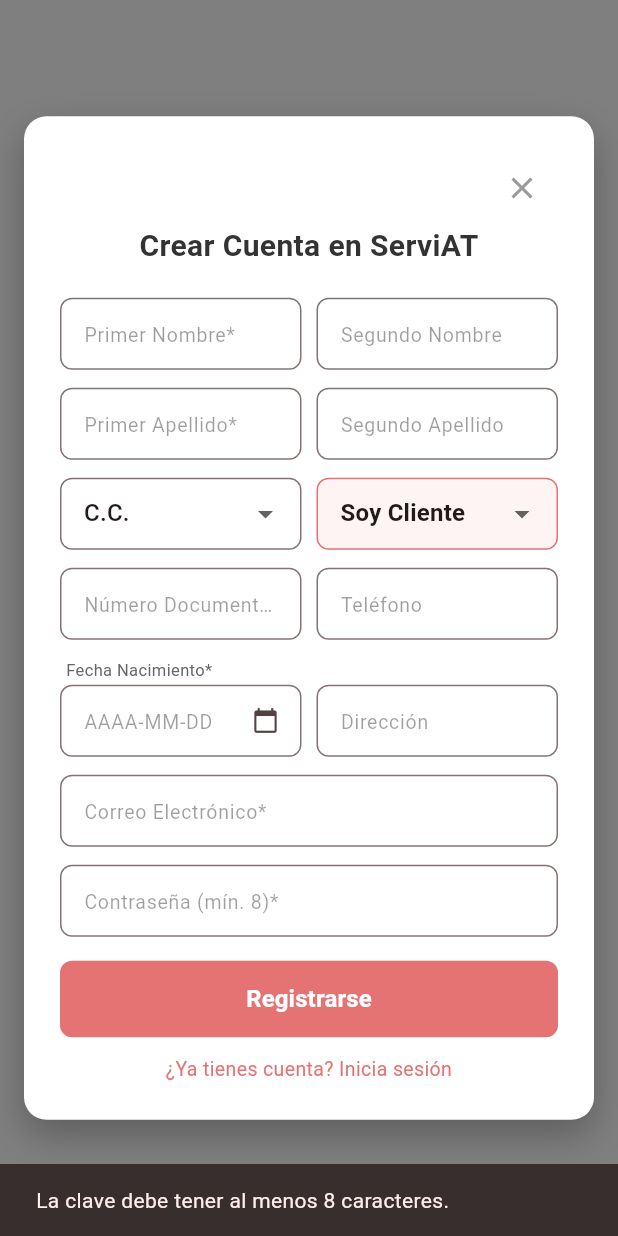
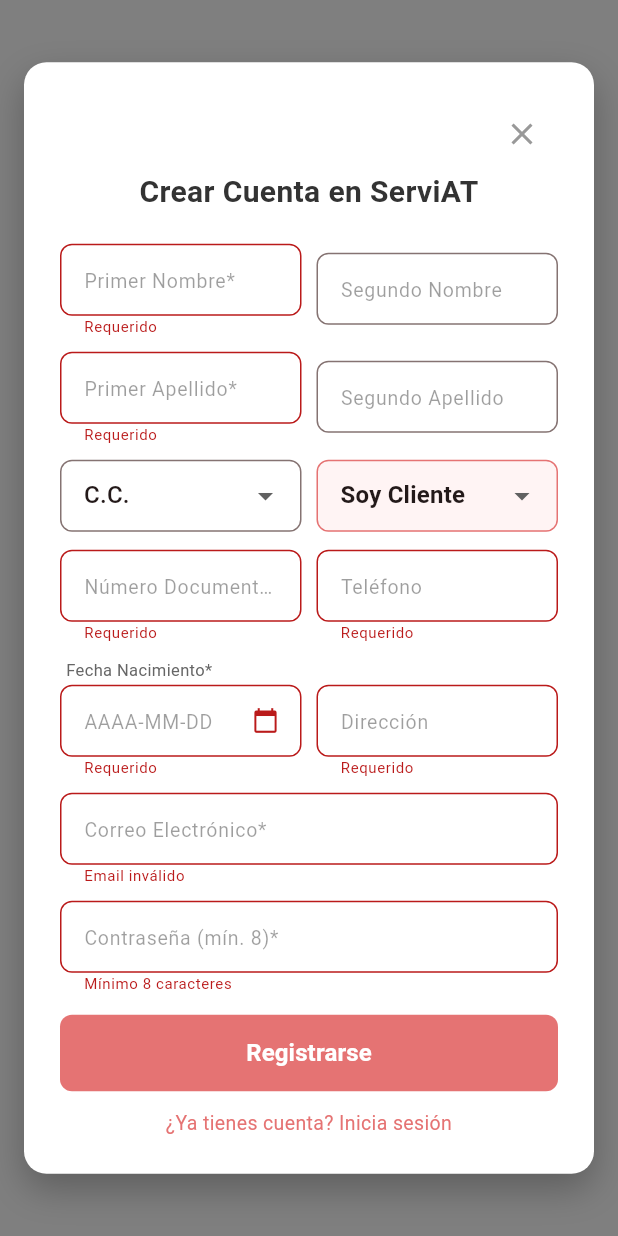
Before and after one commit to santiagodehoyos478-lang/app-movil, a Flutter app: the RegistroScreen screen opened by its route, after a tap on "Registrarse", on a phone screen of 412 x 824 dp. Run offline on Flutter 3.47's test engine with Material 3 defaults, Android fonts, the phone set to English and light mode, and no system bars; our stand-ins replace shared_preferences, shelf; missing offline and left inert: bcrypt, mysql1, shelf_router; accounts and stored records are empty.

```diff
--- a/app movil serviat/lib/core/network/server.dart
+++ b/app movil serviat/lib/core/network/server.dart
@@ -10,7 +10,7 @@
       .addMiddleware(logRequests())
       .addHandler(api.router.call);
 
-  // Levanta el servidor en localhost, puerto 8080
-  final server = await io.serve(handler, 'localhost', 8080);
+  // Levanta el servidor en 0.0.0.0 para permitir conexiones desde la red local (móviles/emuladores)
+  final server = await io.serve(handler, '0.0.0.0', 8080);
   print('🚀 Servidor backend corriendo en http://${server.address.host}:${server.port}');
 }
--- a/app movil serviat/lib/screens/home/registro_screen.dart
+++ b/app movil serviat/lib/screens/home/registro_screen.dart
@@ -30,6 +30,10 @@
   final ApiClient _apiClient = const ApiClient();
 
   void _handleSubmit() async {
+    if (!_formKey.currentState!.validate()) {
+      return;
+    }
+
     if (_claveController.text.length < 8) {
       ScaffoldMessenger.of(context).showSnackBar(
         const SnackBar(content: Text('La clave debe tener al menos 8 caracteres.')),
@@ -52,17 +56,40 @@
         'fecha_nacimiento': _fechaNacController.text,
       };
 
-      await _apiClient.post('/registro', body: userData);
+      final response = await _apiClient.post('/registro', body: userData);
+
+      // Guardar sesión automáticamente tras registro exitoso
+      final prefs = await SharedPreferences.getInstance();
+      final sessionData = {
+        'nombre': userData['nombre'],
+        'email': userData['email'],
+        'id_rol': userData['id_rol'],
+        'id': response['id'] ?? 0,
+      };
+      await prefs.setString('user', jsonEncode(sessionData));
 
       if (mounted) {
         ScaffoldMessenger.of(context).showSnackBar(
-          const SnackBar(content: Text('¡Registro Exitoso! Inicia sesión.')),
+          const SnackBar(content: Text('¡Registro Exitoso! Bienvenido.')),
         );
-        Navigator.pushReplacementNamed(context, '/login');
+
+        // Redirección por Rol
+        String rutaDestino = '/';
+        if (_rol == '2') {
+          rutaDestino = '/dana'; // Panel Técnico
+        } else if (_rol == '3') {
+          rutaDestino = '/dashboard'; // Panel Administrador
+        }
+
+        Navigator.pushNamedAndRemoveUntil(context, rutaDestino, (route) => false);
       }
     } catch (e) {
+      String errorMsg = e.toString().replaceAll('Exception: ', '');
+      if (errorMsg.contains('TimeoutException')) {
+        errorMsg = "El servidor tarda demasiado en responder. Verifica tu conexión.";
+      }
       ScaffoldMessenger.of(context).showSnackBar(
-        SnackBar(content: Text('Error al registrar: ${e.toString().replaceAll('Exception: ', '')}')),
+        SnackBar(content: Text('Error al registrar: $errorMsg')),
       );
     } finally {
       if (mounted) setState(() => _loading = false);
@@ -120,14 +147,15 @@
                   Row(
                     children: [
                       Expanded(
-                        child: TextField(
+                        child: TextFormField(
                           controller: _nombre1Controller,
                           decoration: _inputDecoration('Primer Nombre*'),
+                          validator: (val) => val == null || val.isEmpty ? 'Requerido' : null,
                         ),
                       ),
                       const SizedBox(width: 10),
                       Expanded(
-                        child: TextField(
+                        child: TextFormField(
                           controller: _nombre2Controller,
                           decoration: _inputDecoration('Segundo Nombre'),
                         ),
@@ -140,14 +168,15 @@
                   Row(
                     children: [
                       Expanded(
-                        child: TextField(
+                        child: TextFormField(
                           controller: _apellido1Controller,
                           decoration: _inputDecoration('Primer Apellido*'),
+                          validator: (val) => val == null || val.isEmpty ? 'Requerido' : null,
                         ),
                       ),
                       const SizedBox(width: 10),
                       Expanded(
-                        child: TextField(
+                        child: TextFormField(
                           controller: _apellido2Controller,
                           decoration: _inputDecoration('Segundo Apellido'),
                         ),
@@ -210,18 +239,20 @@
                   Row(
                     children: [
                       Expanded(
-                        child: TextField(
+                        child: TextFormField(
                           controller: _documentoController,
                           keyboardType: TextInputType.number,
                           decoration: _inputDecoration('Número Documento*'),
+                          validator: (val) => val == null || val.isEmpty ? 'Requerido' : null,
                         ),
                       ),
                       const SizedBox(width: 10),
                       Expanded(
-                        child: TextField(
+                        child: TextFormField(
                           controller: _telefonoController,
                           keyboardType: TextInputType.phone,
                           decoration: _inputDecoration('Teléfono'),
+                          validator: (val) => val == null || val.isEmpty ? 'Requerido' : null,
                         ),
                       ),
                     ],
@@ -243,12 +274,13 @@
                                 style: TextStyle(fontSize: 11, color: Color(0xFF666666)),
                               ),
                             ),
-                            TextField(
+                            TextFormField(
                               controller: _fechaNacController,
                               readOnly: true,
                               decoration: _inputDecoration('AAAA-MM-DD').copyWith(
                                 suffixIcon: const Icon(Icons.calendar_today, size: 18),
                               ),
+                              validator: (val) => val == null || val.isEmpty ? 'Requerido' : null,
                               onTap: () async {
                                 DateTime? picked = await showDatePicker(
                                   context: context,
@@ -266,9 +298,10 @@
                       ),
                       const SizedBox(width: 10),
                       Expanded(
-                        child: TextField(
+                        child: TextFormField(
                           controller: _direccionController,
                           decoration: _inputDecoration('Dirección'),
+                          validator: (val) => val == null || val.isEmpty ? 'Requerido' : null,
                         ),
                       ),
                     ],
@@ -276,18 +309,20 @@
                   const SizedBox(height: 12),
 
                   // EMAIL
-                  TextField(
+                  TextFormField(
                     controller: _emailController,
                     keyboardType: TextInputType.emailAddress,
                     decoration: _inputDecoration('Correo Electrónico*'),
+                    validator: (val) => val == null || !val.contains('@') ? 'Email inválido' : null,
                   ),
                   const SizedBox(height: 12),
 
                   // PASSWORD
-                  TextField(
+                  TextFormField(
                     controller: _claveController,
                     obscureText: true,
                     decoration: _inputDecoration('Contraseña (mín. 8)*'),
+                    validator: (val) => val == null || val.length < 8 ? 'Mínimo 8 caracteres' : null,
                   ),
                   const SizedBox(height: 16),
 
@@ -337,6 +372,7 @@
   InputDecoration _inputDecoration(String hint) {
     return InputDecoration(
       hintText: hint,
+      errorStyle: const TextStyle(fontSize: 10, height: 0.8),
       hintStyle: const TextStyle(fontSize: 13, color: Colors.black38),
       contentPadding: const EdgeInsets.symmetric(horizontal: 12, vertical: 10),
       border: OutlineInputBorder(
```
Also changed, not shown: app movil serviat/lib/core/network/api_client.dart (+8 -5 lines), app movil serviat/lib/core/network/api_solicitud.dart (+13 -3 lines), 3 other files.
